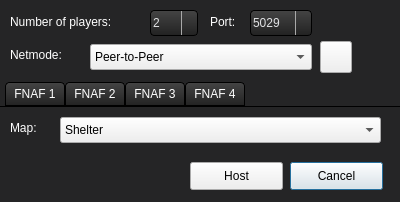
The window that host_dialog.ui (TheGameratorT/FDLauncher) describes before a commit, drawn with Qt 5.
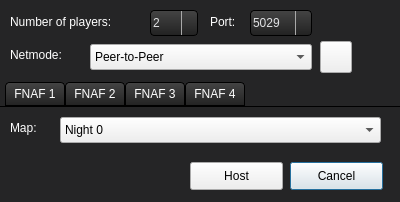
The same window after the commit. Icons and pictures are not drawn.

Diff of the .ui file:
```diff
--- a/host_dialog.ui
+++ b/host_dialog.ui
@@ -119,7 +119,7 @@
      </property>
      <item>
       <property name="text">
-       <string>Shelter</string>
+       <string>Night 0</string>
       </property>
      </item>
      <item>
```
Left out of the diff: 4 changed lines with no effect on the pictures.
